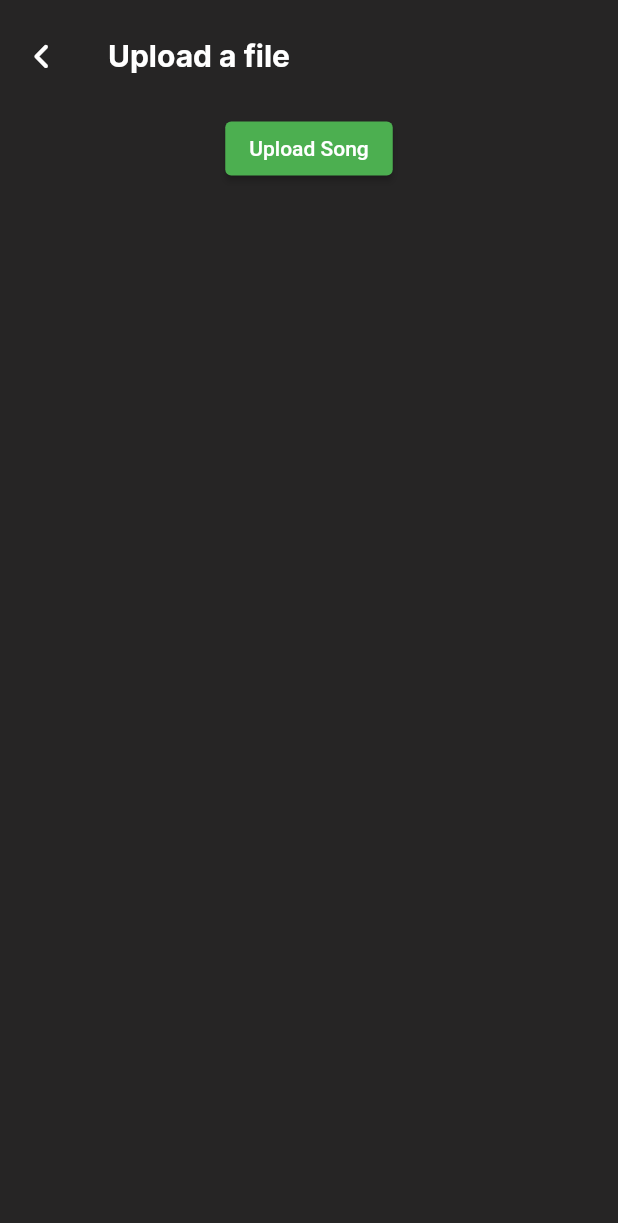
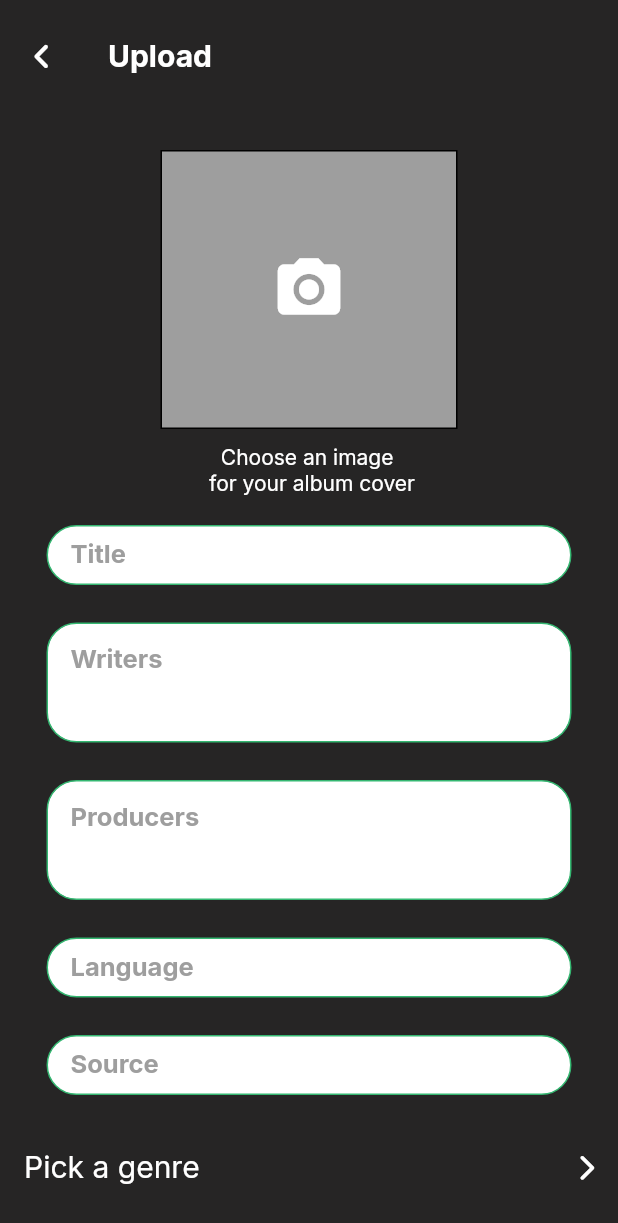
Before and after one commit to franzrocha/MuSikat-App, a Flutter app: the UploadScreen screen opened directly, on a phone screen of 412 x 824 dp. Shown: the top 1223 px of the screen. Run offline on Flutter 3.47's test engine with Material 2 defaults, Android fonts, the phone set to English and light mode, and no system bars; our stand-ins replace audioplayers, cloud_firestore, file_picker, firebase_auth, firebase_core, firebase_storage and 7 more; missing offline and left inert: cloud_firestore_web, firebase_auth_web, firebase_core_web, firebase_storage_web, image_picker_for_web; accounts and stored records are empty.

Commit message:
Edited Upload Screen
added some UI and textfield

```diff
--- /dev/null
+++ b/lib/screens/home/artist_hub/upload_screen.dart
@@ -0,0 +1,419 @@
+import 'dart:io';
+import 'package:firebase_core/firebase_core.dart';
+import 'package:file_picker/file_picker.dart';
+import 'package:firebase_storage/firebase_storage.dart';
+import 'package:flutter/material.dart';
+import 'package:fluttertoast/fluttertoast.dart';
+
+import 'package:font_awesome_flutter/font_awesome_flutter.dart';
+import 'package:google_fonts/google_fonts.dart';
+
+import 'package:musikat_app/constants.dart';
+
+class UploadScreen extends StatefulWidget {
+  static const String route = 'artists-screen';
+  const UploadScreen({Key? key}) : super(key: key);
+
+  @override
+  State<UploadScreen> createState() => _UploadScreenState();
+}
+
+class _UploadScreenState extends State<UploadScreen> {
+  TextEditingController songname = TextEditingController();
+  TextEditingController artistname = TextEditingController();
+
+  String? imagepath;
+  File? file;
+
+  String url = "";
+  // ignore: prefer_typing_uninitialized_variables
+  var name;
+
+  // getsong() async {
+  //   FilePickerResult? result = await FilePicker.platform.pickFiles(
+  //     type: FileType.custom,
+  //     allowedExtensions: ['mp3', 'wav'],
+  //   );
+
+  //   if (result != null) {
+  //     File c = File(result.files.single.path.toString());
+  //     setState(() {
+  //       file = c;
+  //       name = result.names.toString();
+  //     });
+  //     uploadFile();
+  //   }
+  // }
+
+  // uploadFile() async {
+  //   try {
+  //     var songfile =
+  //         FirebaseStorage.instance.ref().child("Songs").child("/$name");
+  //     UploadTask task = songfile.putFile(file!);
+  //     TaskSnapshot snapshot = await task;
+  //     url = await snapshot.ref.getDownloadURL();
+
+  //     print(url);
+  //     if (file != null) {
+  //       Fluttertoast.showToast(
+  //         msg: "Done Uploaded",
+  //         textColor: Colors.red,
+  //       );
+  //     } else {
+  //       Fluttertoast.showToast(
+  //         msg: "Something went wrong",
+  //         textColor: Colors.red,
+  //       );
+  //     }
+  //   } on Exception catch (e) {
+  //     Fluttertoast.showToast(
+  //       msg: e.toString(),
+  //       textColor: Colors.red,
+  //     );
+  //   }
+  // }
+
+  @override
+  Widget build(BuildContext context) {
+    return Scaffold(
+      appBar: appbar(context),
+      backgroundColor: musikatBackgroundColor,
+      body: SingleChildScrollView(
+        scrollDirection: Axis.vertical,
+        child: Column(
+          children: [
+            Padding(
+              padding: const EdgeInsets.only(top: 25),
+              child: Ink(
+                width: 198,
+                height: 186,
+                decoration: BoxDecoration(
+                  color: Colors.grey,
+                  border: Border.all(
+                    color: const Color.fromARGB(255, 0, 0, 0),
+                    width: 1.0,
+                  ),
+                ),
+                child: InkWell(
+                  onTap: () {},
+                  child: const Padding(
+                    padding: EdgeInsets.all(10.0),
+                    child: Icon(
+                      Icons.camera_alt,
+                      size: 50.0,
+                      color: Colors.white,
+                    ),
+                  ),
+                ),
+              ),
+            ),
+            const SizedBox(
+              height: 10,
+            ),
+            Text(
+              '   Choose an image \n for your album cover',
+              style: GoogleFonts.inter(
+                color: Colors.white,
+                fontSize: 14,
+              ),
+            ),
+            const SizedBox(
+              height: 15,
+            ),
+            titleForm(context),
+            const SizedBox(
+              height: 15,
+            ),
+            writersForm(context),
+            const SizedBox(
+              height: 15,
+            ),
+            producersForm(context),
+            const SizedBox(
+              height: 15,
+            ),
+            languangeForm(context),
+            const SizedBox(
+              height: 15,
+            ),
+            sourceForm(context),
+            const SizedBox(
+              height: 15,
+            ),
+            ListTile(
+              onTap: () => {},
+              trailing: const FaIcon(FontAwesomeIcons.chevronRight,
+                  color: Colors.white, size: 18),
+              title: Text(
+                'Pick a genre',
+                style: GoogleFonts.inter(
+                  color: Colors.white,
+                  fontSize: 20,
+                ),
+              ),
+            ),
+            const SizedBox(
+              height: 15,
+            ),
+            ListTile(
+              onTap: () => {},
+              trailing: const FaIcon(FontAwesomeIcons.chevronRight,
+                  color: Colors.white, size: 18),
+              title: Text(
+                'Choose audio file',
+                style: GoogleFonts.inter(
+                  color: Colors.white,
+                  fontSize: 20,
+                ),
+              ),
+            ),
+            const SizedBox(
+              height: 35,
+            ),
+            uploadButton(context),
+            const SizedBox(
+              height: 40,
+            ),
+          ],
+        ),
+
+        // children: [
+
+        //   ElevatedButton(
+        //     onPressed: () => getsong(),
+        //     child: const Text("Upload Song"),
+        //   ),
+        //   const SizedBox(
+        //     height: 10,
+        //   ),
+        //   const SizedBox(
+        //     height: 10,
+        //   ),
+        // ],
+      ),
+    );
+  }
+
+  AppBar appbar(BuildContext context) {
+    return AppBar(
+      toolbarHeight: 75,
+      title: Text("Upload",
+          textAlign: TextAlign.right,
+          style: GoogleFonts.inter(
+              color: Colors.white, fontSize: 20, fontWeight: FontWeight.bold)),
+      elevation: 0.0,
+      backgroundColor: const Color(0xff262525),
+      automaticallyImplyLeading: false,
+      leading: IconButton(
+        onPressed: () {
+          Navigator.pop(context);
+        },
+        icon: const FaIcon(
+          FontAwesomeIcons.angleLeft,
+          size: 20,
+        ),
+      ),
+    );
+  }
+}
+
+Container titleForm(context) {
+  return Container(
+    width: 350,
+    height: 40,
+    margin: const EdgeInsets.all(5),
+    padding: const EdgeInsets.all(0),
+    decoration: BoxDecoration(
+        color: Colors.white,
+        border: Border.all(
+          color: const Color(0xff34B771),
+          width: 1.0,
+        ),
+        borderRadius: BorderRadius.circular(20)),
+    child: TextFormField(
+      style: GoogleFonts.inter(
+        fontWeight: FontWeight.bold,
+        color: Colors.black,
+        fontSize: 17,
+      ),
+      decoration: const InputDecoration(
+        border: InputBorder.none,
+        focusedBorder: InputBorder.none,
+        enabledBorder: InputBorder.none,
+        errorBorder: InputBorder.none,
+        disabledBorder: InputBorder.none,
+        hintStyle: TextStyle(
+          color: Colors.grey,
+        ),
+        hintText: "Title",
+        contentPadding:
+            EdgeInsets.only(left: 15, bottom: 11, top: 11, right: 15),
+      ),
+    ),
+  );
+}
+
+Container writersForm(context) {
+  return Container(
+    width: 350,
+    height: 80,
+    margin: const EdgeInsets.all(5),
+    padding: const EdgeInsets.all(0),
+    decoration: BoxDecoration(
+        color: Colors.white,
+        border: Border.all(
+          color: const Color(0xff34B771),
+          width: 1.0,
+        ),
+        borderRadius: BorderRadius.circular(20)),
+    child: TextFormField(
+      style: GoogleFonts.inter(
+        fontWeight: FontWeight.bold,
+        color: Colors.black,
+        fontSize: 17,
+      ),
+      decoration: const InputDecoration(
+        border: InputBorder.none,
+        focusedBorder: InputBorder.none,
+        enabledBorder: InputBorder.none,
+        errorBorder: InputBorder.none,
+        disabledBorder: InputBorder.none,
+        hintStyle: TextStyle(
+          color: Colors.grey,
+        ),
+        hintText: "Writers",
+        contentPadding:
+            EdgeInsets.only(left: 15, bottom: 11, top: 11, right: 15),
+      ),
+    ),
+  );
+}
+
+Container producersForm(context) {
+  return Container(
+    width: 350,
+    height: 80,
+    margin: const EdgeInsets.all(5),
+    padding: const EdgeInsets.all(0),
+    decoration: BoxDecoration(
+        color: Colors.white,
+        border: Border.all(
+          color: const Color(0xff34B771),
+          width: 1.0,
+        ),
+        borderRadius: BorderRadius.circular(20)),
+    child: TextFormField(
+      style: GoogleFonts.inter(
+        fontWeight: FontWeight.bold,
+        color: Colors.black,
+        fontSize: 17,
+      ),
+      decoration: const InputDecoration(
+        border: InputBorder.none,
+        focusedBorder: InputBorder.none,
+        enabledBorder: InputBorder.none,
+        errorBorder: InputBorder.none,
+        disabledBorder: InputBorder.none,
+        hintStyle: TextStyle(
+          color: Colors.grey,
+        ),
+        hintText: "Producers",
+        contentPadding:
+            EdgeInsets.only(left: 15, bottom: 11, top: 11, right: 15),
+      ),
+    ),
+  );
+}
+
+Container languangeForm(context) {
+  return Container(
+    width: 350,
+    height: 40,
+    margin: const EdgeInsets.all(5),
+    padding: const EdgeInsets.all(0),
+    decoration: BoxDecoration(
+        color: Colors.white,
+        border: Border.all(
+          color: const Color(0xff34B771),
+          width: 1.0,
+        ),
+        borderRadius: BorderRadius.circular(20)),
+    child: TextFormField(
+      style: GoogleFonts.inter(
+        fontWeight: FontWeight.bold,
+        color: Colors.black,
+        fontSize: 17,
+      ),
+      decoration: const InputDecoration(
+        border: InputBorder.none,
+        focusedBorder: InputBorder.none,
+        enabledBorder: InputBorder.none,
+        errorBorder: InputBorder.none,
+        disabledBorder: InputBorder.none,
+        hintStyle: TextStyle(
+          color: Colors.grey,
+        ),
+        hintText: "Language",
+        contentPadding:
+            EdgeInsets.only(left: 15, bottom: 11, top: 11, right: 15),
+      ),
+    ),
+  );
+}
+
+Container sourceForm(context) {
+  return Container(
+    width: 350,
+    height: 40,
+    margin: const EdgeInsets.all(5),
+    padding: const EdgeInsets.all(0),
+    decoration: BoxDecoration(
+        color: Colors.white,
+        border: Border.all(
+          color: const Color(0xff34B771),
+          width: 1.0,
+        ),
+        borderRadius: BorderRadius.circular(20)),
+    child: TextFormField(
+      style: GoogleFonts.inter(
+        fontWeight: FontWeight.bold,
+        color: Colors.black,
+        fontSize: 17,
+      ),
+      decoration: const InputDecoration(
+        border: InputBorder.none,
+        focusedBorder: InputBorder.none,
+        enabledBorder: InputBorder.none,
+        errorBorder: InputBorder.none,
+        disabledBorder: InputBorder.none,
+        hintStyle: TextStyle(
+          color: Colors.grey,
+        ),
+        hintText: "Source",
+        contentPadding:
+            EdgeInsets.only(left: 15, bottom: 11, top: 11, right: 15),
+      ),
+    ),
+  );
+}
+
+Container uploadButton(context) {
+  return Container(
+    width: 318,
+    height: 63,
+    decoration: BoxDecoration(
+        color: const Color(0xfffca311),
+        borderRadius: BorderRadius.circular(60)),
+    child: TextButton(
+      onPressed: () {},
+      child: Text(
+        'UPLOAD FILE',
+        style: GoogleFonts.montserrat(
+          color: Colors.white,
+          fontSize: 20,
+          fontWeight: FontWeight.w500,
+        ),
+      ),
+    ),
+  );
+}
--- a/lib/screens/home/artists_screen.dart
+++ b/lib/screens/home/artists_screen.dart
@@ -2,7 +2,7 @@ import 'package:flutter/material.dart';
 import 'package:font_awesome_flutter/font_awesome_flutter.dart';
 import 'package:google_fonts/google_fonts.dart';
 import 'package:musikat_app/constants.dart';
-import 'package:musikat_app/screens/home/upload_screen.dart';
+import 'package:musikat_app/screens/home/artist_hub/upload_screen.dart';
 
 class ArtistsScreen extends StatefulWidget {
   const ArtistsScreen({Key? key}) : super(key: key);
--- a/lib/screens/home/upload_screen.dart
+++ b/lib/screens/home/upload_screen.dart
@@ -1,148 +1 @@
-import 'dart:io';
-import 'package:firebase_core/firebase_core.dart';
-import 'package:file_picker/file_picker.dart';
-import 'package:firebase_storage/firebase_storage.dart';
-import 'package:flutter/material.dart';
-import 'package:fluttertoast/fluttertoast.dart';
-
-import 'package:font_awesome_flutter/font_awesome_flutter.dart';
-import 'package:google_fonts/google_fonts.dart';
-
-import 'package:musikat_app/constants.dart';
-
-class UploadScreen extends StatefulWidget {
-  static const String route = 'artists-screen';
-  const UploadScreen({Key? key}) : super(key: key);
-
-  @override
-  State<UploadScreen> createState() => _UploadScreenState();
-}
-
-class _UploadScreenState extends State<UploadScreen> {
-  TextEditingController songname = TextEditingController();
-  TextEditingController artistname = TextEditingController();
-
-  String? imagepath;
-  File? file;
-
-  String url = "";
-  // ignore: prefer_typing_uninitialized_variables
-  var name;
-
-  getsong() async {
-    FilePickerResult? result = await FilePicker.platform.pickFiles(
-      type: FileType.custom,
-      allowedExtensions: ['mp3', 'wav', 'm4a'],
-    );
-
-    if (result != null) {
-      File c = File(result.files.single.path.toString());
-      setState(() {
-        file = c;
-        name = result.names.toString();
-      });
-      uploadFile();
-    }
-  }
-
-  uploadFile() async {
-    try {
-      var songfile =
-          FirebaseStorage.instance.ref().child("Songs").child("/$name");
-      UploadTask task = songfile.putFile(file!);
-      TaskSnapshot snapshot = await task;
-      url = await snapshot.ref.getDownloadURL();
-
-      print(url);
-      if (file != null) {
-        Fluttertoast.showToast(
-          msg: "Done Uploaded",
-          textColor: Colors.red,
-        );
-      } else {
-        Fluttertoast.showToast(
-          msg: "Something went wrong",
-          textColor: Colors.red,
-        );
-      }
-    } on Exception catch (e) {
-      Fluttertoast.showToast(
-        msg: e.toString(),
-        textColor: Colors.red,
-      );
-    }
-  }
-
-  @override
-  Widget build(BuildContext context) {
-    return Scaffold(
-      appBar: appbar(context),
-      backgroundColor: musikatBackgroundColor,
-      body: Center(
-        child: Column(
-          children: [
-            ElevatedButton(
-              onPressed: () => getsong(),
-              child: const Text("Upload Song"),
-            ),
-            const SizedBox(
-              height: 10,
-            ),
-
-            // // Padding(
-            // //   padding: const EdgeInsets.fromLTRB(20, 10, 20, 10),
-            // //   child: TextField(
-            // //     controller: songname,
-            // //     decoration: const InputDecoration(
-            // //       filled: true, //<-- SEE HERE
-            // //       fillColor: Colors.white,
-            // //       hintText: "Enter Song Name",
-            // //     ),
-            // //   ),
-            // // ),
-            // // Padding(
-            // //   padding: const EdgeInsets.fromLTRB(20, 10, 20, 10),
-            // //   child: TextField(
-            // //     controller: artistname,
-            // //     decoration: const InputDecoration(
-            // //       filled: true, //<-- SEE HERE
-            // //       fillColor: Colors.white,
-            // //       hintText: "Enter Artist Name",
-            // //     ),
-            // //   ),
-            // // ),
-            // // RaisedButton(
-            // //   onPressed: () => {},
-            // //   child: const Text("Upload Song"),
-            // // ),
-            const SizedBox(
-              height: 10,
-            ),
-          ],
-        ),
-      ),
-    );
-  }
-
-  AppBar appbar(BuildContext context) {
-    return AppBar(
-      toolbarHeight: 75,
-      title: Text("Upload a file",
-          textAlign: TextAlign.right,
-          style: GoogleFonts.inter(
-              color: Colors.white, fontSize: 20, fontWeight: FontWeight.bold)),
-      elevation: 0.0,
-      backgroundColor: Colors.transparent,
-      automaticallyImplyLeading: false,
-      leading: IconButton(
-        onPressed: () {
-          Navigator.pop(context);
-        },
-        icon: const FaIcon(
-          FontAwesomeIcons.angleLeft,
-          size: 20,
-        ),
-      ),
-    );
-  }
-}
+// TODO Implement this library.
```
Also changed, not shown: 2 other files. Lines whose indentation alone changed are shown as unchanged.
